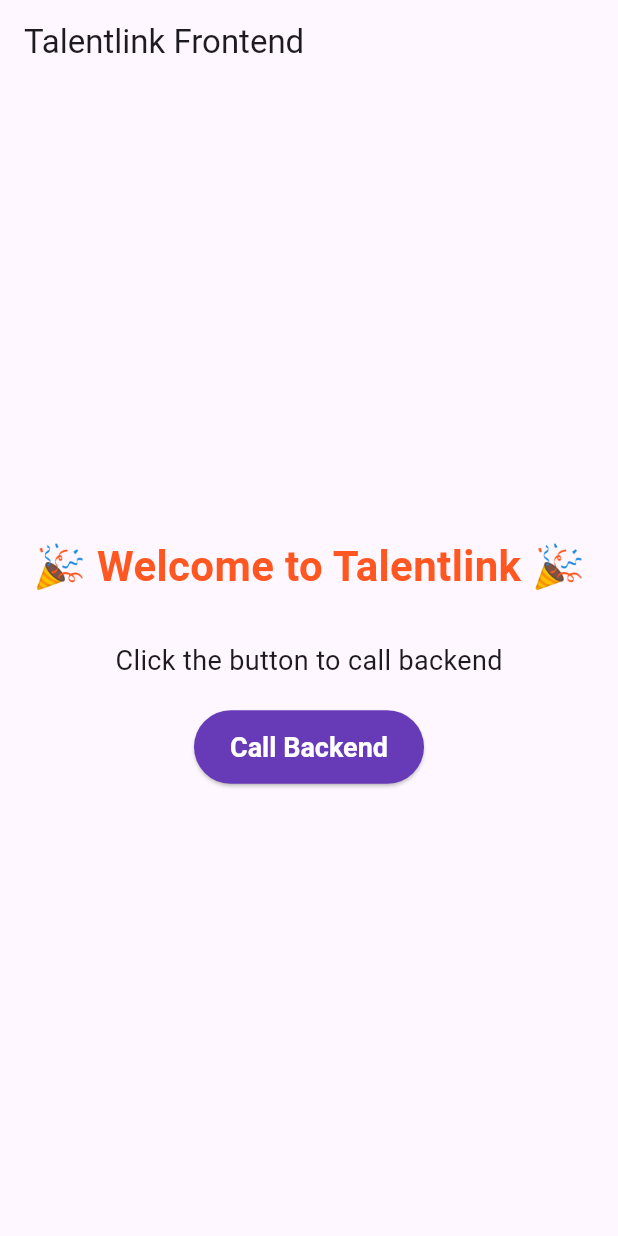
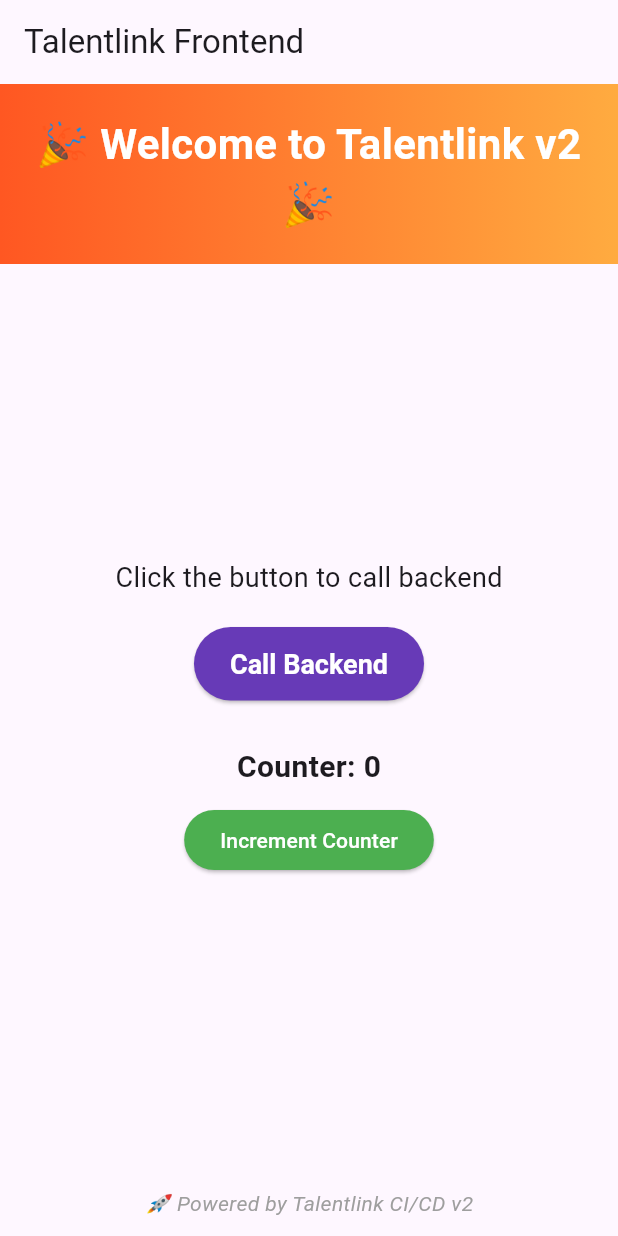
Before and after one commit to erfanalizada/talentlink, a Flutter app: the screen it shows after launch, on a phone screen of 412 x 824 dp. Run offline on Flutter 3.47's test engine with Material 3 defaults, Android fonts, the phone set to English and light mode, and no system bars.

Commit message:
Added new features to web UI

```diff
--- a/frontend/talentlink_frontend/lib/main.dart
+++ b/frontend/talentlink_frontend/lib/main.dart
@@ -32,6 +32,7 @@
 
 class _MyHomePageState extends State<MyHomePage> {
   String _response = "Click the button to call backend";
+  int _counter = 0;
 
   Future<void> _callBackend() async {
     try {
@@ -55,27 +56,47 @@
     }
   }
 
+  void _incrementCounter() {
+    setState(() {
+      _counter++;
+    });
+  }
+
   @override
   Widget build(BuildContext context) {
     return Scaffold(
       appBar: AppBar(
         title: Text(widget.title),
       ),
-      body: Center(
+      body: Column(
+        mainAxisAlignment: MainAxisAlignment.spaceBetween,
+        children: [
+          // Welcome banner
+          Container(
+            width: double.infinity,
+            padding: const EdgeInsets.all(20),
+            decoration: const BoxDecoration(
+              gradient: LinearGradient(
+                colors: [Colors.deepOrange, Colors.orangeAccent],
+              ),
+            ),
+            child: const Text(
+              "🎉 Welcome to Talentlink v2 🎉",
+              textAlign: TextAlign.center,
+              style: TextStyle(
+                fontSize: 28,
+                fontWeight: FontWeight.bold,
+                color: Colors.white,
+              ),
+            ),
+          ),
+
+          // Main content
+          Expanded(
+            child: Center(
               child: Column(
                 mainAxisAlignment: MainAxisAlignment.center,
                 children: <Widget>[
-            // 👇 New welcome message
-            const Text(
-              "🎉 Welcome to Talentlink 🎉",
-              style: TextStyle(
-                fontSize: 28,
-                fontWeight: FontWeight.bold,
-                color: Colors.deepOrange, // eye-catching
-              ),
-            ),
-            const SizedBox(height: 30),
-
                   Text(
                     _response,
                     style: const TextStyle(fontSize: 18),
@@ -89,14 +110,47 @@
                       foregroundColor: Colors.white,
                       padding: const EdgeInsets.symmetric(
                           horizontal: 24, vertical: 14),
-                textStyle:
-                    const TextStyle(fontSize: 18, fontWeight: FontWeight.bold),
+                      textStyle: const TextStyle(
+                          fontSize: 18, fontWeight: FontWeight.bold),
                     ),
                     child: const Text("Call Backend"),
+                  ),
+                  const SizedBox(height: 30),
+
+                  // Counter feature
+                  Text(
+                    "Counter: $_counter",
+                    style: const TextStyle(
+                        fontSize: 20, fontWeight: FontWeight.bold),
+                  ),
+                  const SizedBox(height: 10),
+                  ElevatedButton(
+                    onPressed: _incrementCounter,
+                    style: ElevatedButton.styleFrom(
+                      backgroundColor: Colors.green,
+                      foregroundColor: Colors.white,
+                    ),
+                    child: const Text("Increment Counter"),
                   ),
                 ],
               ),
             ),
+          ),
+
+          // Footer
+          const Padding(
+            padding: EdgeInsets.all(12),
+            child: Text(
+              "🚀 Powered by Talentlink CI/CD v2",
+              style: TextStyle(
+                fontSize: 14,
+                color: Colors.grey,
+                fontStyle: FontStyle.italic,
+              ),
+            ),
+          ),
+        ],
+      ),
     );
   }
 }
```
Lines whose indentation alone changed are shown as unchanged.
